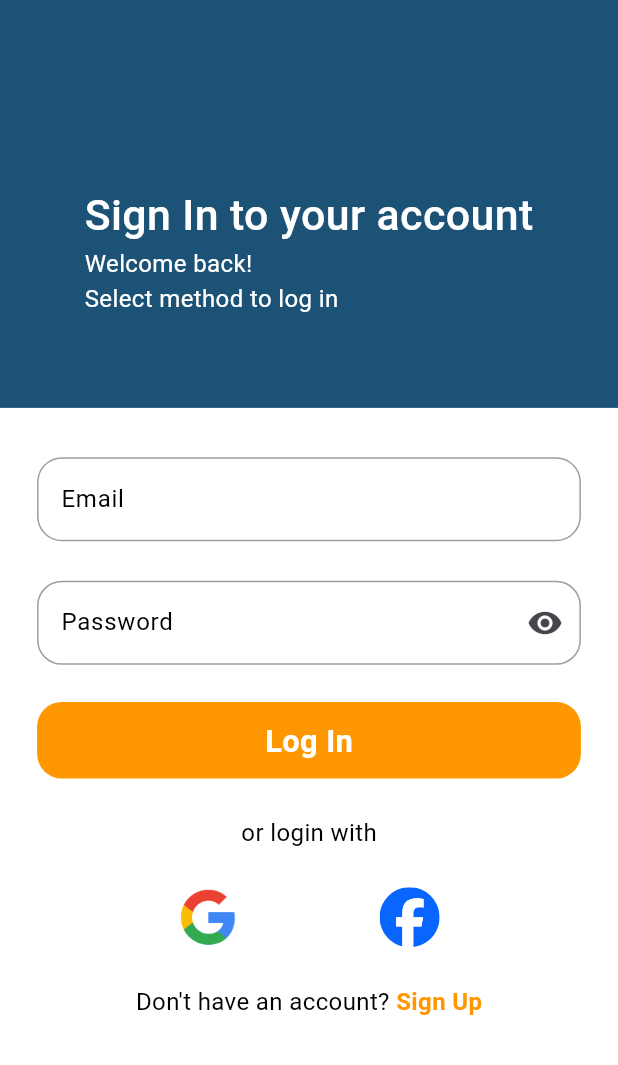
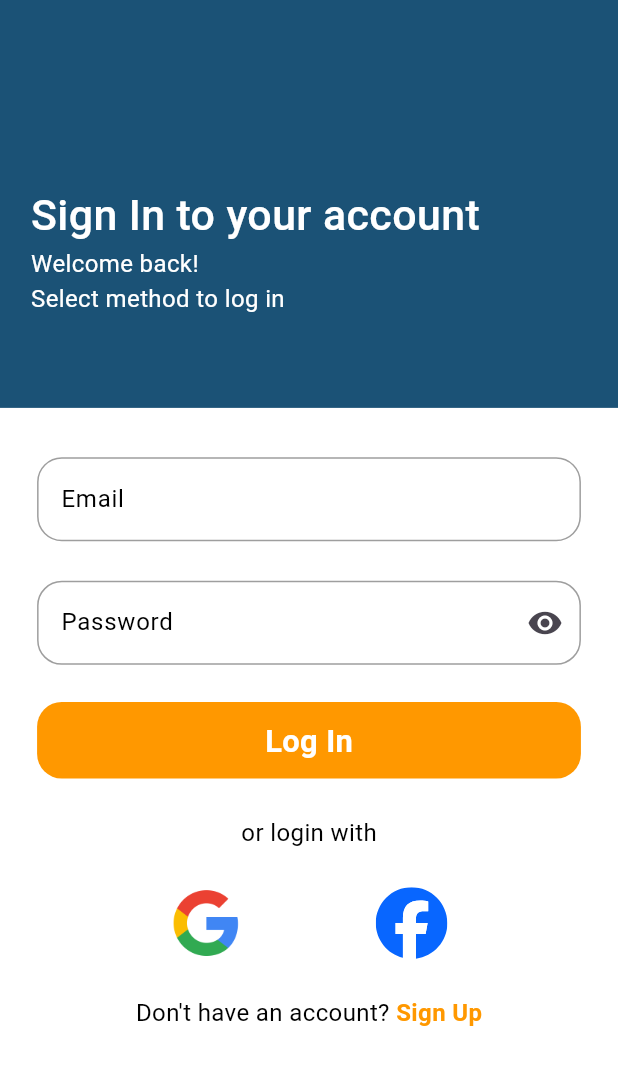
Before and after one commit to kareemtoson12/car-wash, a Flutter app: the SigninView screen opened directly, on a phone screen of 412 x 824 dp. Shown: the top 1065 px of the screen. Run offline on Flutter 3.47's test engine with Material 3 defaults, Android fonts, the phone set to English and light mode, and no system bars; our stand-ins replace cloud_firestore, device_preview, firebase_auth, firebase_core, flutter_custom_clippers, flutter_map and 10 more; accounts and stored records are empty.

Commit message:
firebase data storing2

```diff
--- a/lib/features/registration/signin/signin_view.dart
+++ b/lib/features/registration/signin/signin_view.dart
@@ -1,29 +1,29 @@
-import 'package:flutter_svg/flutter_svg.dart';
 import 'package:clean_wash/core/colors_manger.dart';
 import 'package:clean_wash/core/styels_manger.dart';
 import 'package:clean_wash/features/registration/create_account/create_account_view.dart';
 import 'package:flutter/material.dart';
+import 'package:flutter_screenutil/flutter_screenutil.dart';
+import 'package:flutter_svg/flutter_svg.dart';
 import 'package:get/get.dart';
 import '../widgets/custom_buttom.dart';
 import '../widgets/custom_textfield.dart';
 import 'signin_controller.dart';
 
 class SigninView extends StatelessWidget {
-  final SigninController controller = Get.put(SigninController());
-
-  SigninView({super.key});
+  const SigninView({super.key});
 
   @override
   Widget build(BuildContext context) {
     final mediaQuery = MediaQuery.of(context);
     final screenHeight = mediaQuery.size.height;
     final screenWidth = mediaQuery.size.width;
-    final TextEditingController emailController = TextEditingController();
-    final TextEditingController passwordController = TextEditingController();
 
     return Scaffold(
       backgroundColor: ColorsManger.white,
-      body: SingleChildScrollView(
+      body: GetBuilder<SigninController>(
+        init: SigninController(),
+        builder: (controller) {
+          return SingleChildScrollView(
             child: Column(
               children: [
                 Container(
@@ -37,15 +37,19 @@ class SigninView extends StatelessWidget {
                         top: screenHeight * 0.15,
                         bottom: screenHeight * 0.05,
                       ),
+                      child: SizedBox(
+                        width: screenWidth,
                         child: Column(
                           crossAxisAlignment: CrossAxisAlignment.start,
                           children: [
                             Text('Sign In to your account',
                                 style: StylesManager.headline3),
-                      Text('Welcome back!', style: StylesManager.bodyText5),
+                            Text('Welcome back!',
+                                style: StylesManager.bodyText5),
                             Text('Select method to log in',
                                 style: StylesManager.bodyText5),
                           ],
+                        ),
                       ),
                     ),
                   ),
@@ -68,14 +72,14 @@ class SigninView extends StatelessWidget {
                     child: Column(
                       children: [
                         CustomTextField(
-                      controller: emailController,
+                          controller: controller.emailController,
                           screenHeight: screenHeight,
                           screenWidth: screenWidth,
                           hintText: 'Email',
                         ),
                         SizedBox(height: screenHeight * 0.032),
                         CustomTextField(
-                      controller: passwordController,
+                          controller: controller.passwordController,
                           screenHeight: screenHeight,
                           screenWidth: screenWidth,
                           hintText: 'Password',
@@ -84,10 +88,7 @@ class SigninView extends StatelessWidget {
                         SizedBox(height: screenHeight * 0.030),
                         CustomButtom(
                           onTap: () {
-                        controller.signInWithEmailAndPassword(
-                          emailController.text,
-                          passwordController.text,
-                        );
+                            controller.signInWithEmailAndPassword();
                           },
                           screenWidth: screenWidth,
                           screenHeight: screenHeight,
@@ -102,17 +103,12 @@ class SigninView extends StatelessWidget {
                         Row(
                           mainAxisAlignment: MainAxisAlignment.spaceEvenly,
                           children: [
-                        GestureDetector(
-                          onTap: () {
-                            controller.signInWithGoogle();
-                          },
-                          child: Image.asset(
-                            height: 40,
+                            Image.asset(
+                              height: 40.h,
                               'images/google_logo.svg.png',
                             ),
-                        ),
                             SvgPicture.asset(
-                          height: 40,
+                              height: 40.h,
                               'images/facebook_logo.svg',
                             ),
                           ],
@@ -127,7 +123,7 @@ class SigninView extends StatelessWidget {
                             ),
                             GestureDetector(
                               onTap: () {
-                            Get.to(CreateAccountView());
+                                Get.to(() => CreateAccountView());
                               },
                               child: Text(
                                 'Sign Up',
@@ -142,6 +138,8 @@ class SigninView extends StatelessWidget {
                 ),
               ],
             ),
+          );
+        },
       ),
     );
   }
```
Also changed, not shown: lib/features/registration/signin/signin_controller.dart (+19 -7 lines). Lines whose indentation alone changed are shown as unchanged.
